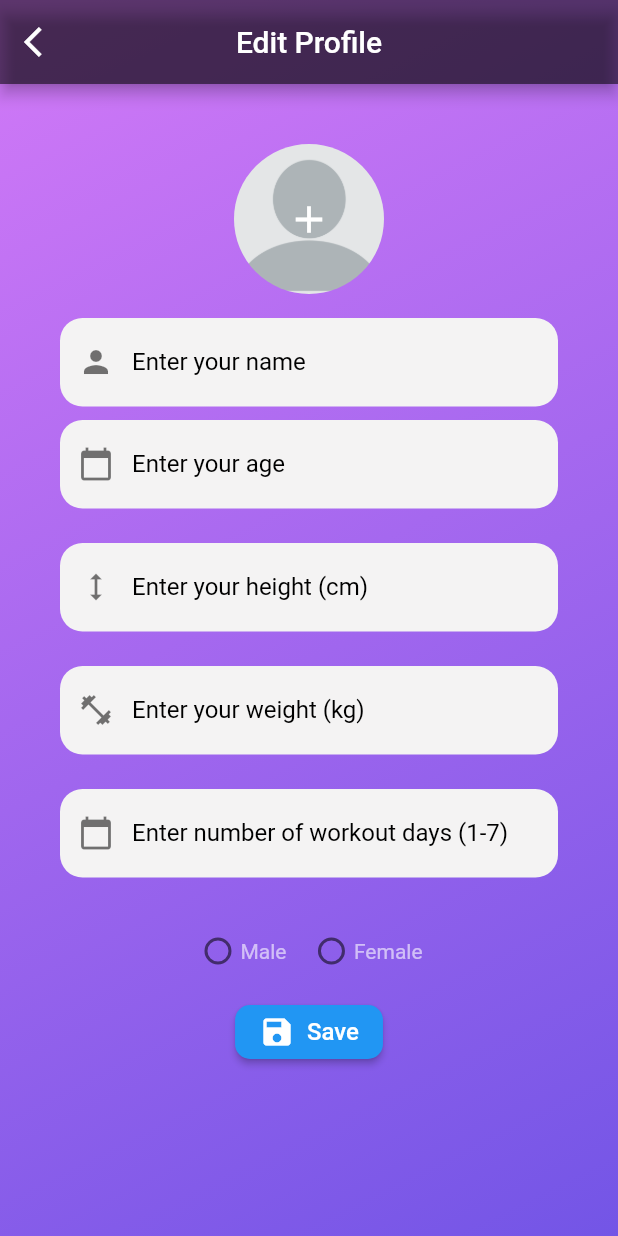
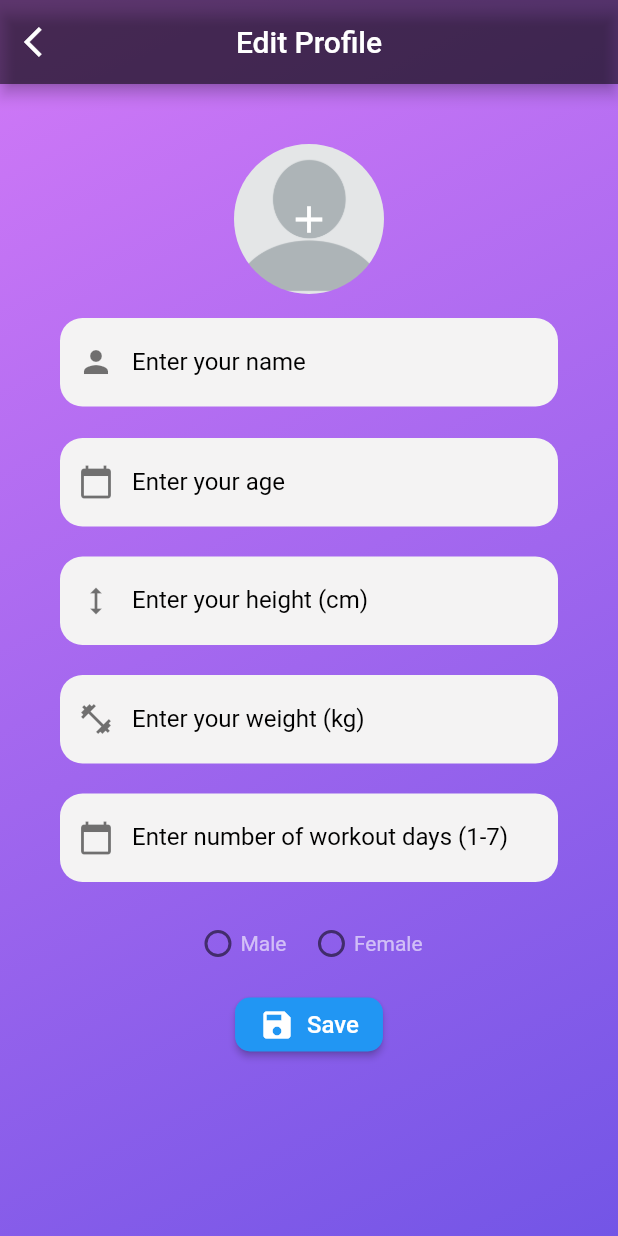
Before and after one commit to YasinSefa15/pain4gain, a Flutter app: the ProfilePage screen opened directly, after a tap on the "edit" icon, on a phone screen of 412 x 824 dp. Run offline on Flutter 3.47's test engine with Material 2 defaults, Android fonts, the phone set to English and light mode, and no system bars; our stand-ins replace image_picker, shared_preferences; accounts and stored records are empty.

Commit message:
UI improvements

```diff
--- a/lib/pages/profile_page/ProfilePage.dart
+++ b/lib/pages/profile_page/ProfilePage.dart
@@ -71,6 +71,7 @@ class _ProfilePageState extends State<ProfilePage> {
 
   @override
   Widget build(BuildContext context) {
+
     final mediaQuery = MediaQuery.of(context);
     final appBar = AppBar(
       title: const Text('Profile'),
@@ -98,15 +99,20 @@ class _ProfilePageState extends State<ProfilePage> {
     return Scaffold(
       appBar: appBar,
       body: Container(
+        decoration: BoxDecoration(
           color: const Color(0xFF1D1D1D),
+        ),
+        //color: const Color(0xFF1D1D1D),
         child: SingleChildScrollView(
+          child: Container(
+            color: const Color(0xFF1D1D1D),
             child: Column(
               children: [
-              const SizedBox(height: 20),
+                const SizedBox(height: 18),
                 _isLoading
                     ? const CircularProgressIndicator()
                     : CircleAvatar(
-                radius: mediaQuery.size.width * 0.25,
+                  radius: mediaQuery.size.width * 0.18,
                   backgroundImage: _profilePhoto.existsSync()
                       ? FileImage(_profilePhoto)
                       : AssetImage('assets/default_user_avatar.png') as ImageProvider<Object>,
@@ -237,8 +243,9 @@ class _ProfilePageState extends State<ProfilePage> {
                     },
                   ),
                 ),
-              const SizedBox(height: 10),
+                const SizedBox(height: 30),
               ],
+            ),
           ),
         ),
       ),
@@ -274,13 +281,14 @@ class _ProfilePageState extends State<ProfilePage> {
   Widget buildInfoRow(String title, Widget futureBuilder) {
     return Row(
       children: [
+        SizedBox(width: 15,),
         Expanded(
           child: Container(
             decoration: BoxDecoration(
-              borderRadius: BorderRadius.circular(10),
+              borderRadius: BorderRadius.circular(15),
               color: Colors.white,
             ),
-            padding: const EdgeInsets.all(16),
+            padding: const EdgeInsets.all(12),
             child: Column(
               crossAxisAlignment: CrossAxisAlignment.start,
               children: [
@@ -297,7 +305,8 @@ class _ProfilePageState extends State<ProfilePage> {
             ),
           ),
         ),
-        const SizedBox(width: 16),
+        SizedBox(width: 15,)
+        //const SizedBox(width: 16),
       ],
     );
   }
--- a/lib/pages/profile_page/profile_edit_page.dart
+++ b/lib/pages/profile_page/profile_edit_page.dart
@@ -162,6 +162,7 @@ class ProfileEditingPageState extends State<ProfileEditingPage> {
   @override
   Widget build(BuildContext context) {
     return Container(
+      alignment: Alignment.center,
       decoration: const BoxDecoration(
           gradient: LinearGradient(
             begin: Alignment.topLeft,
@@ -249,7 +250,6 @@ class ProfileEditingPageState extends State<ProfileEditingPage> {
                             prefixIcon: Icon(Icons.person, color: Colors.black54),
                             labelText: 'Enter your name',
                             labelStyle: TextStyle(color: Colors.black, fontSize: 16),
-                            //errorText: _errors['name'],
                             errorMaxLines: 1,
                             errorStyle: TextStyle()
                         ),
@@ -262,7 +262,7 @@ class ProfileEditingPageState extends State<ProfileEditingPage> {
                       ),
                   ],
                 ),
-                const SizedBox(height: 3),
+                const SizedBox(height: 15),
                 Column(
                   crossAxisAlignment: CrossAxisAlignment.start,
                   children: [
@@ -293,7 +293,6 @@ class ProfileEditingPageState extends State<ProfileEditingPage> {
                       ),
                   ],
                 ),
-                const SizedBox(height: 3),
                 Column(
                   crossAxisAlignment: CrossAxisAlignment.start,
                   children: [
@@ -327,7 +326,6 @@ class ProfileEditingPageState extends State<ProfileEditingPage> {
                       ),
                   ],
                 ),
-                const SizedBox(height: 3),
                 Column(
                   crossAxisAlignment: CrossAxisAlignment.start,
                   children: [
@@ -360,7 +358,6 @@ class ProfileEditingPageState extends State<ProfileEditingPage> {
                       ),
                   ],
                 ),
-                const SizedBox(height: 3),
                 Column(
                   crossAxisAlignment: CrossAxisAlignment.start,
                   children: [
@@ -391,7 +388,7 @@ class ProfileEditingPageState extends State<ProfileEditingPage> {
                       ),
                   ],
                 ),
-                const SizedBox(height: 20),
+                const SizedBox(height: 12),
                 Column(
                   crossAxisAlignment: CrossAxisAlignment.center,
                   children: [
--- a/lib/pages/registration_page/RegistrationPage.dart
+++ b/lib/pages/registration_page/RegistrationPage.dart
@@ -198,6 +198,7 @@ class _OnboardingScreenState extends State<OnboardingScreen> {
 
   Widget _buildSecondPage() {
     return Container(
+      alignment: Alignment.center,
       decoration: const BoxDecoration(
         gradient: LinearGradient(
           begin: Alignment.topLeft,
@@ -434,10 +435,6 @@ class _OnboardingScreenState extends State<OnboardingScreen> {
                 const SizedBox(height: 6.0),
                 Container(
                   alignment: Alignment.centerLeft,
-                  decoration: BoxDecoration(
-                    color: const Color.fromRGBO(244, 243, 243, 175),
-                    borderRadius: BorderRadius.circular(15),
-                  ),
 
                   child: Row(
                     mainAxisAlignment: MainAxisAlignment.center,
@@ -458,7 +455,7 @@ class _OnboardingScreenState extends State<OnboardingScreen> {
                         ),
                       ),
                       const Text(
-                          'Male', style: TextStyle(color: Colors.white60)),
+                          'Male', style: TextStyle(color: Colors.white60, fontSize: 15)),
                       const SizedBox(width: 15),
                       SizedBox(
                         width: 30,
@@ -475,7 +472,7 @@ class _OnboardingScreenState extends State<OnboardingScreen> {
                         ),
                       ),
                       const Text(
-                          'Female', style: TextStyle(color: Colors.white60)),
+                          'Female', style: TextStyle(color: Colors.white60, fontSize: 15)),
                     ],
                   ),
                 ),
```
Lines whose indentation alone changed are shown as unchanged.
